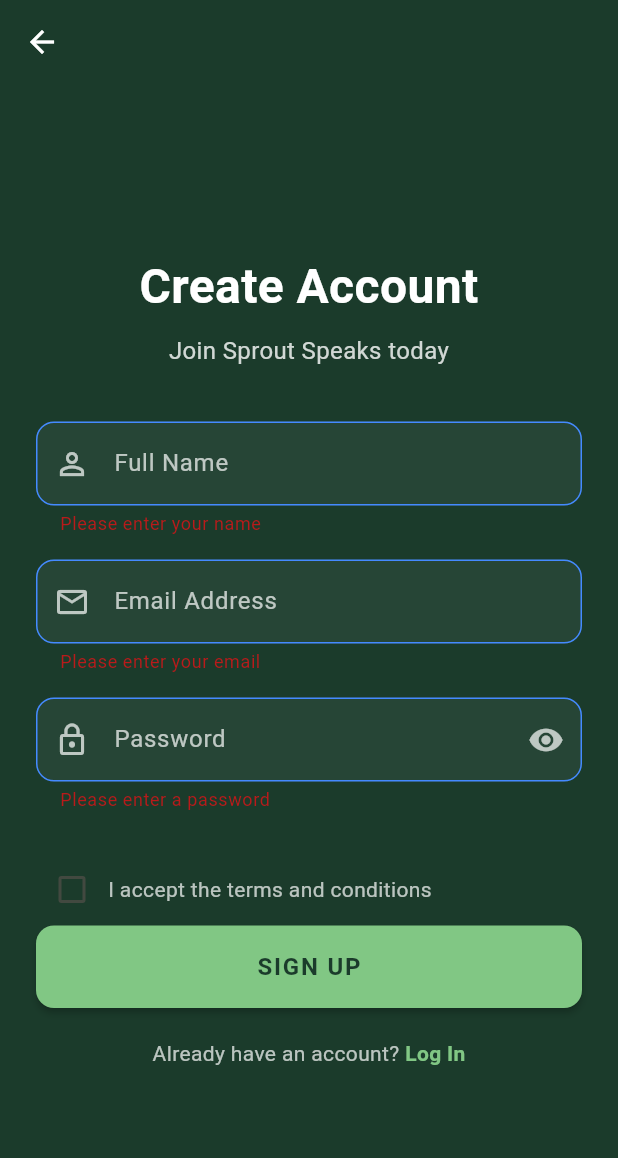
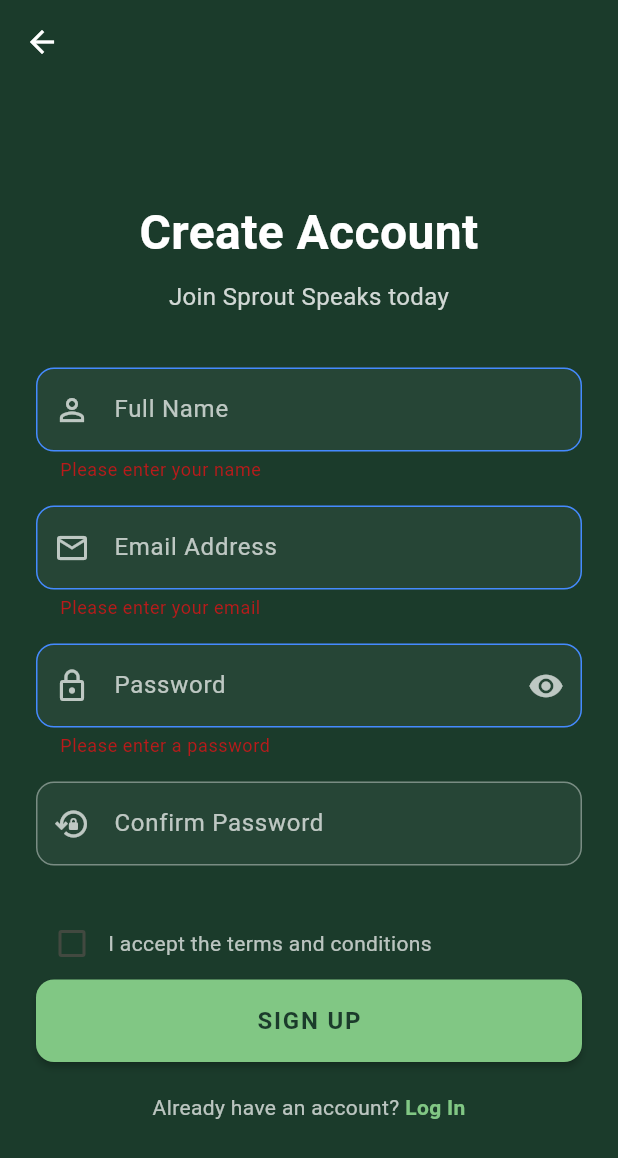
Before and after one commit to shwetaRi/RentEase, a Flutter app: the SignUpScreen screen opened directly, after a tap on "SIGN UP", on a phone screen of 412 x 824 dp. Shown: the top 1158 px of the screen. Run offline on Flutter 3.47's test engine with Material 3 defaults, Android fonts, the phone set to English and light mode, and no system bars.

Commit message:
changes in sign up page

```diff
--- a/lib/signUp.dart
+++ b/lib/signUp.dart
@@ -12,6 +12,7 @@
   final _nameController = TextEditingController();
   final _emailController = TextEditingController();
   final _passwordController = TextEditingController();
+  final _confirmPasswordController = TextEditingController();
   bool _isPasswordVisible = false;
   bool _acceptedTerms = false;
 
@@ -20,6 +21,7 @@
     _nameController.dispose();
     _emailController.dispose();
     _passwordController.dispose();
+    _confirmPasswordController.dispose();
     super.dispose();
   }
 
@@ -117,7 +119,6 @@
                   ),
                   const SizedBox(height: 16),
 
-
                   TextFormField(
                     controller: _passwordController,
                     obscureText: !_isPasswordVisible,
@@ -149,6 +150,23 @@
                       }
                       return null;
                     },
+                  ),
+                  const SizedBox(height: 16),
+
+                  TextFormField(
+                    controller: _confirmPasswordController,
+                    obscureText: !_isPasswordVisible,
+                    style: TextStyle(color: Colors.white),
+                    decoration: _buildInputDecoration(
+                        labelText: 'Confirm Password',
+                        icon: Icons.lock_reset_outlined
+                    ),
+                    validator: (value){
+                      if(value != _passwordController.text){
+                        return 'Password do not match';
+                      }
+                      return null;
+                    }
                   ),
                   const SizedBox(height: 28),
                   Row(
```
